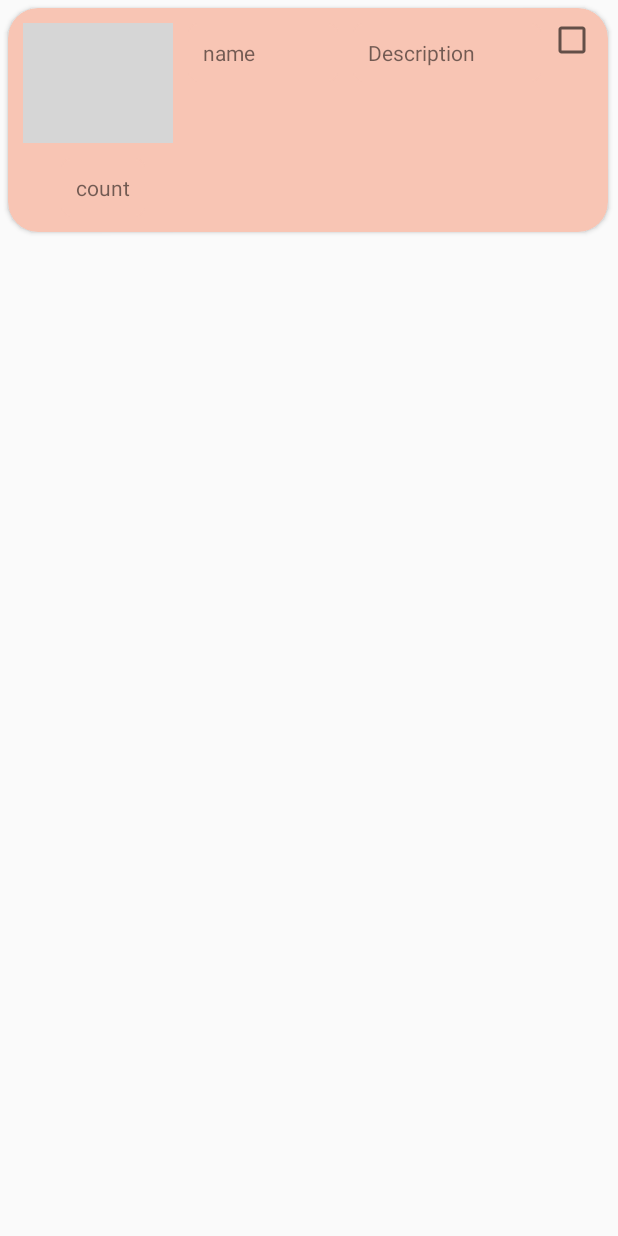
After one commit to BeeR080/MyShops, an Android app: the layout purchases_list_cheked.xml on its own in the app's theme, with its tools: preview values and no code run, on a phone screen of 412 x 824 dp. The commit adds this screen. Run offline under Robolectric (Android 15) with nearby library versions, the phone set to English and light mode, and no system bars; grey boxes are pictures that could not be loaded.

Commit message:
Добавлен getitemviewtype, в он createviewholder раздувается 2 макета в зависимости от статуса чекбокса. цвет купленых и некпленых товаров разные.

```diff
--- a/app/src/main/java/com/example/myshops/Adapters/ListOfPurchasesAdapter.kt
+++ b/app/src/main/java/com/example/myshops/Adapters/ListOfPurchasesAdapter.kt
@@ -103,6 +103,7 @@ class ListOfPurchasesAdapter:RecyclerView.Adapter<ListOfPurchasesAdapter.MyViewH
     companion object{
        const val VIEW_TYPE_CHEKED = 1
        const val VIEW_TYPE_NOTCHEKED = 0
+        const val MAX_POOL_SIZE = 15
     }
 
     }
--- a/app/src/main/java/com/example/myshops/fragments/ListFragment.kt
+++ b/app/src/main/java/com/example/myshops/fragments/ListFragment.kt
@@ -34,6 +34,8 @@ class ListFragment : Fragment() {
         val totalcheked = binding.totalcheked
         recyclerView.adapter = adapter
         recyclerView.layoutManager = LinearLayoutManager(requireContext())
+        recyclerView.recycledViewPool.setMaxRecycledViews(ListOfPurchasesAdapter.VIEW_TYPE_CHEKED, ListOfPurchasesAdapter.MAX_POOL_SIZE)
+        recyclerView.recycledViewPool.setMaxRecycledViews(ListOfPurchasesAdapter.VIEW_TYPE_NOTCHEKED, ListOfPurchasesAdapter.MAX_POOL_SIZE)
 
 
 
--- /dev/null
+++ b/app/src/main/res/layout/purchases_list_cheked.xml
@@ -0,0 +1,79 @@
+<?xml version="1.0" encoding="utf-8"?>
+<androidx.cardview.widget.CardView xmlns:android="http://schemas.android.com/apk/res/android"
+    xmlns:app="http://schemas.android.com/apk/res-auto"
+    xmlns:tools="http://schemas.android.com/tools"
+    android:id="@+id/listLayout"
+    android:layout_width="400dp"
+    android:layout_height="wrap_content"
+    android:layout_marginLeft="5dp"
+    android:layout_marginTop="5dp"
+    android:layout_marginRight="6dp"
+    android:layout_marginBottom="5dp"
+    android:backgroundTint="#F8C5B4"
+    android:defaultFocusHighlightEnabled="false"
+    android:orientation="horizontal"
+    app:cardCornerRadius="20dp">
+
+    <TextView
+        android:id="@+id/addname_rc"
+        android:layout_width="100dp"
+        android:layout_height="wrap_content"
+        android:layout_marginLeft="120dp"
+        android:layout_marginTop="10dp"
+        android:background="@drawable/textview_border"
+        android:backgroundTint="#F8C5B4"
+        android:text="name"
+        app:layout_constraintBottom_toBottomOf="parent"
+        app:layout_constraintEnd_toEndOf="parent"
+        app:layout_constraintHorizontal_bias="0.045"
+        app:layout_constraintStart_toStartOf="parent"
+        app:layout_constraintTop_toTopOf="parent" />
+
+    <TextView
+        android:id="@+id/adddesc_rc"
+        android:layout_width="125dp"
+        android:layout_height="wrap_content"
+        android:layout_marginLeft="230dp"
+        android:layout_marginTop="10dp"
+        android:layout_marginBottom="5dp"
+        android:background="@drawable/textview_border"
+        android:backgroundTint="#F8C5B4"
+        android:text="Description"
+        app:layout_constraintBottom_toBottomOf="parent"
+        app:layout_constraintEnd_toEndOf="parent"
+        app:layout_constraintHorizontal_bias="0.0"
+        app:layout_constraintStart_toEndOf="@+id/addname_rc"
+        app:layout_constraintTop_toTopOf="parent" />
+
+    <TextView
+        android:id="@+id/addcount_rc"
+        android:layout_width="wrap_content"
+        android:layout_height="wrap_content"
+        android:layout_marginLeft="35dp"
+        android:layout_marginTop="100dp"
+        android:layout_marginBottom="10dp"
+
+        android:background="@drawable/textview_border"
+        android:backgroundTint="#F8C5B4"
+        android:text="count"
+        app:layout_constraintBottom_toBottomOf="parent"
+        app:layout_constraintEnd_toEndOf="parent"
+        app:layout_constraintHorizontal_bias="0.045"
+        app:layout_constraintStart_toStartOf="parent"
+        app:layout_constraintTop_toTopOf="parent" />
+
+    <ImageView
+        android:id="@+id/addimage_rc"
+        android:layout_width="100dp"
+        android:layout_height="80dp"
+        android:layout_marginLeft="10dp"
+        android:layout_marginTop="10dp"
+        tools:srcCompat="@tools:sample/avatars" />
+
+    <CheckBox
+        android:id="@+id/checkBox"
+        android:layout_width="wrap_content"
+        android:layout_height="wrap_content"
+        android:layout_marginLeft="360dp"
+        android:layout_marginTop="5dp" />
+</androidx.cardview.widget.CardView>
```
